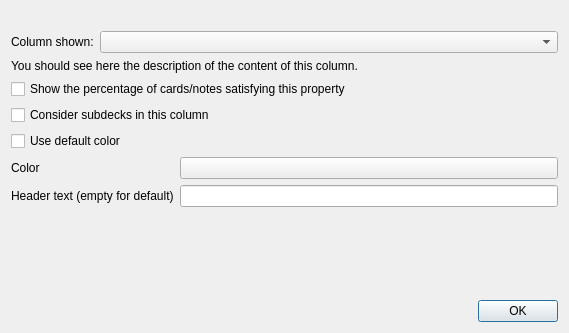
Arthur-Milchior/anki, file designer/deckbrowsercolumnoption.ui: the form before one commit.
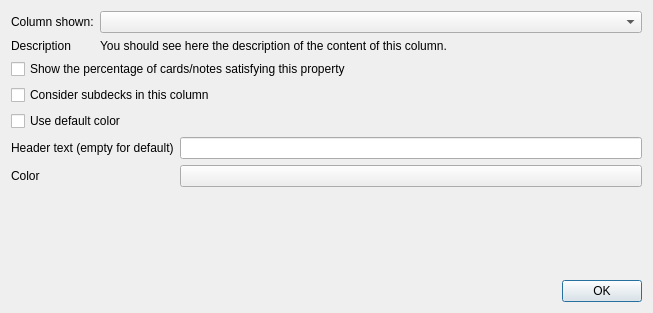
The form after the commit.

```diff
--- a/designer/deckbrowsercolumnoption.ui
+++ b/designer/deckbrowsercolumnoption.ui
@@ -6,39 +6,19 @@
    <rect>
     <x>0</x>
     <y>0</y>
-    <width>569</width>
-    <height>333</height>
+    <width>653</width>
+    <height>313</height>
    </rect>
   </property>
   <layout class="QVBoxLayout" name="verticalLayout">
-   <item>
-    <widget class="QLabel" name="count">
-     <property name="styleSheet">
-      <string notr="true">* { color: red }</string>
-     </property>
-     <property name="text">
-      <string/>
-     </property>
-     <property name="alignment">
-      <set>Qt::AlignCenter</set>
-     </property>
-     <property name="wordWrap">
-      <bool>true</bool>
-     </property>
-    </widget>
-   </item>
    <item>
     <layout class="QVBoxLayout" name="verticalLayout_7">
      <item>
-      <layout class="QHBoxLayout" name="horizontalLayout_2">
-       <item>
-        <widget class="QLabel" name="label_31">
-         <property name="text">
-          <string>Column shown:</string>
-         </property>
-        </widget>
-       </item>
-       <item>
+      <layout class="QHBoxLayout" name="horizontalLayout_2"/>
+     </item>
+     <item>
+      <layout class="QFormLayout" name="formLayout">
+       <item row="0" column="1">
         <widget class="QComboBox" name="column">
          <property name="sizePolicy">
           <sizepolicy hsizetype="Preferred" vsizetype="Fixed">
@@ -48,15 +28,29 @@
          </property>
         </widget>
        </item>
+       <item row="0" column="0">
+        <widget class="QLabel" name="label_31">
+         <property name="text">
+          <string>Column shown:</string>
+         </property>
+        </widget>
+       </item>
+       <item row="1" column="1">
+        <widget class="QLabel" name="description">
+         <property name="text">
+          <string>You should see here the description of the content of this column.</string>
+         </property>
+        </widget>
+       </item>
+       <item row="1" column="0">
+        <widget class="QLabel" name="label">
+         <property name="text">
+          <string>Description</string>
+         </property>
+        </widget>
+       </item>
       </layout>
      </item>
-     <item>
-      <widget class="QLabel" name="description">
-       <property name="text">
-        <string>You should see here the description of the content of this column.</string>
-       </property>
-      </widget>
-     </item>
      <item>
       <widget class="QCheckBox" name="percent">
        <property name="text">
@@ -90,14 +84,14 @@
        <item row="1" column="1">
         <widget class="QLineEdit" name="header"/>
        </item>
-       <item row="0" column="0">
+       <item row="2" column="0">
         <widget class="QLabel" name="colorLabel">
          <property name="text">
           <string>Color</string>
          </property>
         </widget>
        </item>
-       <item row="0" column="1">
+       <item row="2" column="1">
         <widget class="QPushButton" name="colorButton">
          <property name="text">
           <string/>
@@ -106,21 +100,24 @@
        </item>
       </layout>
      </item>
-     <item>
-      <spacer name="verticalSpacer">
-       <property name="orientation">
-        <enum>Qt::Vertical</enum>
-       </property>
-       <property name="sizeHint" stdset="0">
-        <size>
-         <width>20</width>
-         <height>40</height>
-        </size>
-       </property>
-      </spacer>
-     </item>
     </layout>
    </item>
+   <item>
+    <widget class="QLabel" name="count">
+     <property name="styleSheet">
+      <string notr="true">* { color: red }</string>
+     </property>
+     <property name="text">
+      <string/>
+     </property>
+     <property name="alignment">
+      <set>Qt::AlignCenter</set>
+     </property>
+     <property name="wordWrap">
+      <bool>true</bool>
+     </property>
+    </widget>
+   </item>
    <item>
     <widget class="QDialogButtonBox" name="buttonBox">
      <property name="orientation">
```
Left out of the diff: 3 changed lines with no effect on the pictures.
